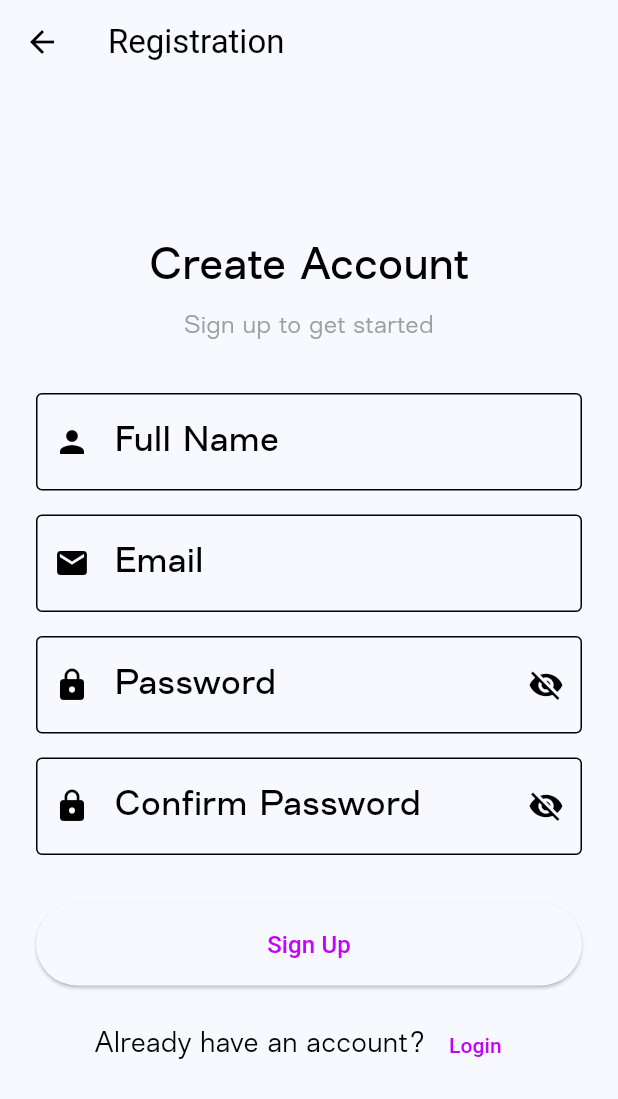
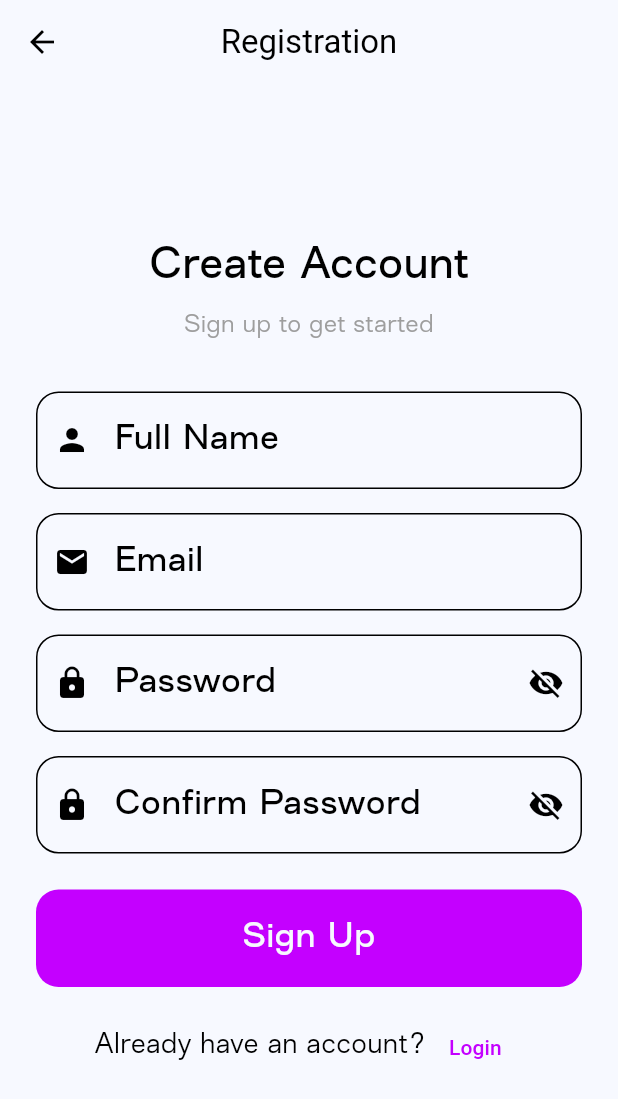
Before and after one commit to palp1ix/task_manager_krainet, a Flutter app: the LoginScreen screen opened by its route, after a tap on "Login", after a tap on "Sign Up", on a phone screen of 412 x 824 dp. Shown: the top 1099 px of the screen. Run offline on Flutter 3.47's test engine with Material 3 defaults, Android fonts, the phone set to English and light mode, and no system bars; our stand-ins replace auto_route, firebase_core, flutter_bloc, flutter_svg; accounts and stored records are empty; generated files the repository leaves out were written again.

Commit message:
shared logic from login and signup page was extracted to baseauth widget

```diff
--- a/lib/presentation/screens/add_task/add_task.dart
+++ b/lib/presentation/screens/add_task/add_task.dart
@@ -37,6 +37,8 @@ class _AddTaskScreenState extends State<AddTaskScreen> {
       child: Scaffold(
         appBar: AppBar(
           title: Text(localization.addNewTask),
+          surfaceTintColor: Colors.transparent,
+          backgroundColor: Colors.transparent,
           centerTitle: true,
         ),
         body: Padding(
--- a/lib/presentation/screens/login/login.dart
+++ b/lib/presentation/screens/login/login.dart
@@ -3,6 +3,8 @@ import 'package:flutter/material.dart';
 import 'package:task_manager_krainet/core/constants/constants.dart';
 import 'package:task_manager_krainet/core/router/router.gr.dart';
 import 'package:flutter_gen/gen_l10n/app_localizations.dart';
+import 'package:task_manager_krainet/shared/widgets/decorated_text_form_field.dart';
+import 'package:task_manager_krainet/shared/widgets/base_auth_page.dart';
 
 @RoutePage()
 class LoginScreen extends StatefulWidget {
@@ -36,37 +38,8 @@ class _LoginScreenState extends State<LoginScreen> {
   Widget build(BuildContext context) {
     final localization = AppLocalizations.of(context)!;
 
-    return Scaffold(
-      appBar: AppBar(
-        title: Text(localization.loginTitle),
-      ),
-      body: Center(
-        child: SingleChildScrollView(
-          padding: const EdgeInsets.all(24.0),
-          child: Form(
-            key: _formKey,
-            child: Column(
-              mainAxisAlignment: MainAxisAlignment.center,
-              crossAxisAlignment: CrossAxisAlignment.stretch,
-              children: [
-                Text(
-                  localization.welcomeBack,
-                  style: const TextStyle(
-                    fontSize: 28,
-                    fontWeight: FontWeight.bold,
-                  ),
-                  textAlign: TextAlign.center,
-                ),
-                const SizedBox(height: 8),
-                Text(
-                  localization.loginAccessAccount,
-                  style: const TextStyle(
-                    fontSize: 16,
-                    color: Colors.grey,
-                  ),
-                  textAlign: TextAlign.center,
-                ),
-                const SizedBox(height: 32),
+    // Define form fields that are specific to login screen
+    final formFields = [
       TextFormField(
         controller: _emailController,
         keyboardType: TextInputType.emailAddress,
@@ -74,7 +47,9 @@ class _LoginScreenState extends State<LoginScreen> {
           labelText: localization.email,
           hintText: localization.enterEmail,
           prefixIcon: Icon(Icons.email),
-                    border: OutlineInputBorder(),
+          border: OutlineInputBorder().copyWith(
+              borderRadius: BorderRadius.circular(
+                  AppConstants.inputBorderRadius)),
         ),
         validator: (value) {
           if (value == null || value.isEmpty) {
@@ -88,10 +63,9 @@ class _LoginScreenState extends State<LoginScreen> {
         },
       ),
       const SizedBox(height: 16),
-                TextFormField(
+      DecoratedTextFormField(
         controller: _passwordController,
         obscureText: !_isPasswordVisible,
-                  decoration: InputDecoration(
         labelText: localization.password,
         hintText: localization.enterPassword,
         prefixIcon: const Icon(Icons.lock),
@@ -107,8 +81,6 @@ class _LoginScreenState extends State<LoginScreen> {
             });
           },
         ),
-                    border: const OutlineInputBorder(),
-                  ),
         validator: (value) {
           if (value == null || value.isEmpty) {
             return localization.pleaseEnterPassword;
@@ -116,35 +88,22 @@ class _LoginScreenState extends State<LoginScreen> {
           return null;
         },
       ),
-                const SizedBox(height: 24),
-                ElevatedButton(
-                  onPressed: _handleLogin,
-                  style: ElevatedButton.styleFrom(
-                    padding: const EdgeInsets.symmetric(vertical: 16),
-                  ),
-                  child: Text(
-                    localization.loginButton,
-                    style: const TextStyle(fontSize: 16),
-                  ),
-                ),
-                const SizedBox(height: 16),
-                Row(
-                  mainAxisAlignment: MainAxisAlignment.center,
-                  children: [
-                    Text(localization.noAccount),
-                    TextButton(
-                      onPressed: () {
+    ];
+
+    // Use the BaseAuthPage widget with login-specific parameters
+    return BaseAuthPage(
+      formKey: _formKey,
+      appBarTitle: localization.loginTitle,
+      title: localization.welcomeBack,
+      subtitle: localization.loginAccessAccount,
+      primaryButtonText: localization.loginButton,
+      onPrimaryButtonPressed: _handleLogin,
+      alternativeActionMessage: localization.noAccount,
+      alternativeActionText: localization.signUp,
+      onAlternativeActionPressed: () {
         context.router.replace(SignupRoute());
       },
-                      child: Text(localization.signUp),
-                    ),
-                  ],
-                ),
-              ],
-            ),
-          ),
-        ),
-      ),
+      formFields: formFields,
     );
   }
 }
--- a/lib/presentation/screens/registration/registration.dart
+++ b/lib/presentation/screens/registration/registration.dart
@@ -3,6 +3,8 @@ import 'package:flutter/material.dart';
 import 'package:task_manager_krainet/core/constants/constants.dart';
 import 'package:task_manager_krainet/core/router/router.gr.dart';
 import 'package:flutter_gen/gen_l10n/app_localizations.dart';
+import 'package:task_manager_krainet/shared/widgets/decorated_text_form_field.dart';
+import 'package:task_manager_krainet/shared/widgets/base_auth_page.dart';
 
 @RoutePage()
 class SignupScreen extends StatefulWidget {
@@ -41,45 +43,13 @@ class _SignupScreenState extends State<SignupScreen> {
   Widget build(BuildContext context) {
     final localization = AppLocalizations.of(context)!;
 
-    return Scaffold(
-      appBar: AppBar(
-        title: Text(localization.registrationMainWord),
-      ),
-      body: Center(
-        child: SingleChildScrollView(
-          padding: const EdgeInsets.all(24.0),
-          child: Form(
-            key: _formKey,
-            child: Column(
-              mainAxisAlignment: MainAxisAlignment.center,
-              crossAxisAlignment: CrossAxisAlignment.stretch,
-              children: [
-                Text(
-                  localization.createAccount,
-                  style: const TextStyle(
-                    fontSize: 28,
-                    fontWeight: FontWeight.bold,
-                  ),
-                  textAlign: TextAlign.center,
-                ),
-                const SizedBox(height: 8),
-                Text(
-                  localization.signUpToGetStarted,
-                  style: const TextStyle(
-                    fontSize: 16,
-                    color: Colors.grey,
-                  ),
-                  textAlign: TextAlign.center,
-                ),
-                const SizedBox(height: 32),
-                TextFormField(
+    // Define form fields specific to signup screen
+    final formFields = [
+      DecoratedTextFormField(
         controller: _nameController,
-                  decoration: InputDecoration(
         labelText: localization.fullName,
         hintText: localization.enterFullName,
         prefixIcon: const Icon(Icons.person),
-                    border: const OutlineInputBorder(),
-                  ),
         validator: (value) {
           if (value == null || value.isEmpty) {
             return localization.pleaseEnterName;
@@ -88,15 +58,12 @@ class _SignupScreenState extends State<SignupScreen> {
         },
       ),
       const SizedBox(height: 16),
-                TextFormField(
+      DecoratedTextFormField(
         controller: _emailController,
         keyboardType: TextInputType.emailAddress,
-                  decoration: InputDecoration(
         labelText: localization.email,
         hintText: localization.enterEmail,
         prefixIcon: const Icon(Icons.email),
-                    border: const OutlineInputBorder(),
-                  ),
         validator: (value) {
           if (value == null || value.isEmpty) {
             return localization.pleaseEnterEmail;
@@ -109,10 +76,9 @@ class _SignupScreenState extends State<SignupScreen> {
         },
       ),
       const SizedBox(height: 16),
-                TextFormField(
+      DecoratedTextFormField(
         controller: _passwordController,
         obscureText: !_isPasswordVisible,
-                  decoration: InputDecoration(
         labelText: localization.password,
         hintText: localization.enterPassword,
         prefixIcon: const Icon(Icons.lock),
@@ -128,8 +94,6 @@ class _SignupScreenState extends State<SignupScreen> {
             });
           },
         ),
-                    border: const OutlineInputBorder(),
-                  ),
         validator: (value) {
           if (value == null || value.isEmpty) {
             return localization.pleaseEnterPasswordNew;
@@ -141,10 +105,9 @@ class _SignupScreenState extends State<SignupScreen> {
         },
       ),
       const SizedBox(height: 16),
-                TextFormField(
+      DecoratedTextFormField(
         controller: _confirmPasswordController,
         obscureText: !_isConfirmPasswordVisible,
-                  decoration: InputDecoration(
         labelText: localization.confirmPassword,
         hintText: localization.confirmYourPassword,
         prefixIcon: const Icon(Icons.lock),
@@ -156,12 +119,9 @@ class _SignupScreenState extends State<SignupScreen> {
           ),
           onPressed: () {
             setState(() {
-                          _isConfirmPasswordVisible =
-                              !_isConfirmPasswordVisible;
+              _isConfirmPasswordVisible = !_isConfirmPasswordVisible;
             });
           },
-                    ),
-                    border: const OutlineInputBorder(),
         ),
         validator: (value) {
           if (value == null || value.isEmpty) {
@@ -173,35 +133,22 @@ class _SignupScreenState extends State<SignupScreen> {
           return null;
         },
       ),
-                const SizedBox(height: 32),
-                ElevatedButton(
-                  onPressed: _handleSignup,
-                  style: ElevatedButton.styleFrom(
-                    padding: const EdgeInsets.symmetric(vertical: 16),
-                  ),
-                  child: Text(
-                    localization.signUp,
-                    style: const TextStyle(fontSize: 16),
-                  ),
-                ),
-                const SizedBox(height: 16),
-                Row(
-                  mainAxisAlignment: MainAxisAlignment.center,
-                  children: [
-                    Text(localization.haveAccount),
-                    TextButton(
-                      onPressed: () {
+    ];
+
+    // Use BaseAuthPage with signup-specific parameters
+    return BaseAuthPage(
+      formKey: _formKey,
+      appBarTitle: localization.registrationMainWord,
+      title: localization.createAccount,
+      subtitle: localization.signUpToGetStarted,
+      formFields: formFields,
+      primaryButtonText: localization.signUp,
+      onPrimaryButtonPressed: _handleSignup,
+      alternativeActionMessage: localization.haveAccount,
+      alternativeActionText: localization.loginButton,
+      onAlternativeActionPressed: () {
         context.router.replace(LoginRoute());
       },
-                      child: Text(localization.loginButton),
-                    ),
-                  ],
-                ),
-              ],
-            ),
-          ),
-        ),
-      ),
     );
   }
 }
--- /dev/null
+++ b/lib/shared/widgets/base_auth_page.dart
@@ -0,0 +1,128 @@
+import 'package:auto_route/auto_route.dart';
+import 'package:flutter/material.dart';
+import 'package:task_manager_krainet/shared/widgets/decorated_button.dart';
+import 'package:task_manager_krainet/shared/widgets/tap_outside_to_unfocus.dart';
+
+/// A base widget for authentication screens (login and signup) that provides
+/// common UI structure and functionality.
+///
+/// This widget encapsulates the shared layout, styling, and behavior of authentication
+/// screens, reducing code duplication and improving maintainability.
+class BaseAuthPage extends StatelessWidget {
+  /// Form key for the authentication form.
+  final GlobalKey<FormState> formKey;
+
+  /// Title displayed at the top of the screen.
+  final String title;
+
+  /// Subtitle displayed below the title.
+  final String subtitle;
+
+  /// Primary button text.
+  final String primaryButtonText;
+
+  /// Callback function when the primary button is pressed.
+  final VoidCallback onPrimaryButtonPressed;
+
+  /// Alternative action message (e.g., "Don't have an account?").
+  final String alternativeActionMessage;
+
+  /// Alternative action button text (e.g., "Sign up").
+  final String alternativeActionText;
+
+  /// Callback function when the alternative action button is pressed.
+  final VoidCallback onAlternativeActionPressed;
+
+  /// List of form fields to display in the form.
+  final List<Widget> formFields;
+
+  /// Title for the app bar.
+  final String appBarTitle;
+
+  /// Creates a [BaseAuthPage] widget.
+  ///
+  /// All parameters are required to ensure the page has all necessary elements.
+  const BaseAuthPage({
+    Key? key,
+    required this.formKey,
+    required this.title,
+    required this.subtitle,
+    required this.primaryButtonText,
+    required this.onPrimaryButtonPressed,
+    required this.alternativeActionMessage,
+    required this.alternativeActionText,
+    required this.onAlternativeActionPressed,
+    required this.formFields,
+    required this.appBarTitle,
+  }) : super(key: key);
+
+  @override
+  Widget build(BuildContext context) {
+    final theme = Theme.of(context);
+
+    return TapOutsideToUnfocus(
+      child: Scaffold(
+        appBar: AppBar(
+          title: Text(appBarTitle),
+          surfaceTintColor: Colors.transparent,
+          backgroundColor: Colors.transparent,
+          centerTitle: true,
+        ),
+        body: Center(
+          child: SingleChildScrollView(
+            padding: const EdgeInsets.all(24.0),
+            child: Form(
+              key: formKey,
+              child: Column(
+                mainAxisAlignment: MainAxisAlignment.center,
+                crossAxisAlignment: CrossAxisAlignment.stretch,
+                children: [
+                  Text(
+                    title,
+                    style: const TextStyle(
+                      fontSize: 28,
+                      fontWeight: FontWeight.bold,
+                    ),
+                    textAlign: TextAlign.center,
+                  ),
+                  const SizedBox(height: 8),
+                  Text(
+                    subtitle,
+                    style: const TextStyle(
+                      fontSize: 16,
+                      color: Colors.grey,
+                    ),
+                    textAlign: TextAlign.center,
+                  ),
+                  const SizedBox(height: 32),
+                  ...formFields,
+                  const SizedBox(height: 24),
+                  DecoratedButton(
+                    onPressed: onPrimaryButtonPressed,
+                    padding: const EdgeInsets.symmetric(vertical: 16),
+                    child: Text(
+                      primaryButtonText,
+                      style: theme.textTheme.bodyLarge
+                          ?.copyWith(color: theme.colorScheme.surface),
+                    ),
+                  ),
+                  const SizedBox(height: 16),
+                  Row(
+                    mainAxisAlignment: MainAxisAlignment.center,
+                    children: [
+                      Text(alternativeActionMessage),
+                      TextButton(
+                        onPressed: onAlternativeActionPressed,
+                        child: Text(alternativeActionText),
+                      ),
+                    ],
+                  ),
+                ],
+              ),
+            ),
+          ),
+        ),
+      ),
+    );
+  }
+}
--- a/lib/shared/widgets/decorated_text_form_field.dart
+++ b/lib/shared/widgets/decorated_text_form_field.dart
@@ -7,13 +7,23 @@ class DecoratedTextFormField extends StatelessWidget {
       {super.key,
       required this.controller,
       this.maxLines,
-      required this.labelText,
-      this.validator});
+      this.labelText,
+      this.validator,
+      this.keyboardType,
+      this.prefixIcon,
+      this.suffixIcon,
+      this.hintText,
+      this.obscureText = false});
 
   final TextEditingController controller;
-  final String labelText;
+  final String? labelText;
+  final String? hintText;
   final int? maxLines;
-  final String Function(String?)? validator;
+  final String? Function(String?)? validator;
+  final TextInputType? keyboardType;
+  final Widget? prefixIcon;
+  final Widget? suffixIcon;
+  final bool obscureText;
 
   @override
   Widget build(BuildContext context) {
@@ -21,8 +31,13 @@ class DecoratedTextFormField extends StatelessWidget {
 
     return TextFormField(
       controller: controller,
+      keyboardType: keyboardType,
+      obscureText: obscureText,
       decoration: InputDecoration(
           labelText: labelText,
+          hintText: hintText,
+          prefixIcon: prefixIcon,
+          suffixIcon: suffixIcon,
           border: OutlineInputBorder().copyWith(
               borderRadius:
                   BorderRadius.circular(AppConstants.inputBorderRadius))),
```
Lines whose indentation alone changed are shown as unchanged.
